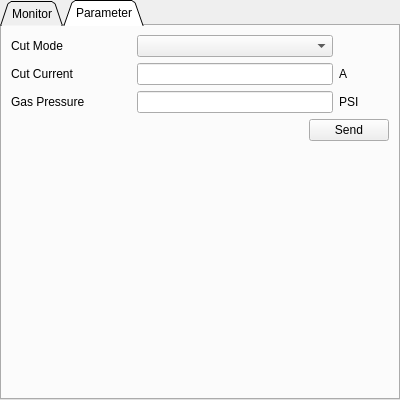
Before: the Qt Designer form src/MotionControl/Widgets/monitor/PPSMonitor/hyper/PowermaxMonitorWidget.ui in shizhan-shelly/MotionControl, drawn with Qt 5.
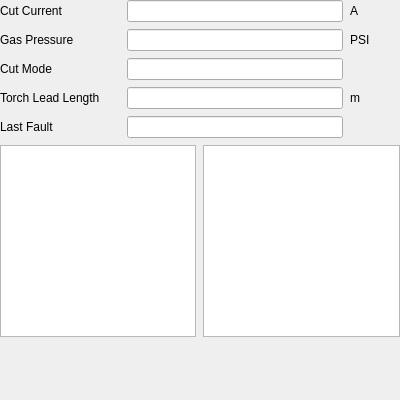
After: the same form once the commit is applied. The open tabs and pages were chosen to show the change.

Diff of the .ui file:
```diff
--- a/src/MotionControl/Widgets/monitor/PPSMonitor/hyper/PowermaxMonitorWidget.ui
+++ b/src/MotionControl/Widgets/monitor/PPSMonitor/hyper/PowermaxMonitorWidget.ui
@@ -13,31 +13,15 @@
   <property name="windowTitle">
    <string/>
   </property>
-  <layout class="QHBoxLayout" name="horizontalLayout_10">
+  <layout class="QVBoxLayout" name="verticalLayout">
    <property name="spacing">
-    <number>5</number>
+    <number>7</number>
    </property>
    <property name="margin">
     <number>0</number>
    </property>
    <item>
-    <widget class="QTabWidget" name="tab_">
-     <property name="tabPosition">
-      <enum>QTabWidget::North</enum>
-     </property>
-     <property name="tabShape">
-      <enum>QTabWidget::Triangular</enum>
-     </property>
-     <property name="currentIndex">
-      <number>0</number>
-     </property>
-     <widget class="QWidget" name="monitor_">
-      <attribute name="title">
-       <string>Monitor</string>
-      </attribute>
-      <layout class="QVBoxLayout" name="verticalLayout">
-       <item>
-        <layout class="QHBoxLayout" name="horizontalLayout_1">
+    <layout class="QHBoxLayout" name="horizontalLayout">
          <item>
           <widget class="QLabel" name="label">
            <property name="minimumSize">
@@ -253,178 +237,10 @@
          <property name="sizeHint" stdset="0">
           <size>
            <width>20</width>
-           <height>35</height>
+       <height>40</height>
           </size>
          </property>
         </spacer>
-       </item>
-      </layout>
-     </widget>
-     <widget class="QWidget" name="parameter_">
-      <attribute name="title">
-       <string>Parameter</string>
-      </attribute>
-      <layout class="QVBoxLayout" name="verticalLayout_2">
-       <item>
-        <layout class="QHBoxLayout" name="horizontalLayout_7">
-         <item>
-          <widget class="QLabel" name="label_13">
-           <property name="minimumSize">
-            <size>
-             <width>120</width>
-             <height>20</height>
-            </size>
-           </property>
-           <property name="text">
-            <string>Cut Mode</string>
-           </property>
-          </widget>
-         </item>
-         <item>
-          <widget class="QComboBox" name="cut_mode_set_">
-           <property name="sizePolicy">
-            <sizepolicy hsizetype="Expanding" vsizetype="Fixed">
-             <horstretch>0</horstretch>
-             <verstretch>0</verstretch>
-            </sizepolicy>
-           </property>
-          </widget>
-         </item>
-         <item>
-          <widget class="QLabel" name="label_14">
-           <property name="minimumSize">
-            <size>
-             <width>50</width>
-             <height>0</height>
-            </size>
-           </property>
-           <property name="text">
-            <string/>
-           </property>
-          </widget>
-         </item>
-        </layout>
-       </item>
-       <item>
-        <layout class="QHBoxLayout" name="horizontalLayout_8">
-         <item>
-          <widget class="QLabel" name="label_11">
-           <property name="minimumSize">
-            <size>
-             <width>120</width>
-             <height>20</height>
-            </size>
-           </property>
-           <property name="text">
-            <string>Cut Current</string>
-           </property>
-          </widget>
-         </item>
-         <item>
-          <widget class="QLineEdit" name="cut_current_set_">
-           <property name="enabled">
-            <bool>true</bool>
-           </property>
-           <property name="readOnly">
-            <bool>false</bool>
-           </property>
-          </widget>
-         </item>
-         <item>
-          <widget class="QLabel" name="label_12">
-           <property name="minimumSize">
-            <size>
-             <width>50</width>
-             <height>0</height>
-            </size>
-           </property>
-           <property name="text">
-            <string>A</string>
-           </property>
-           <property name="alignment">
-            <set>Qt::AlignLeading|Qt::AlignLeft|Qt::AlignVCenter</set>
-           </property>
-          </widget>
-         </item>
-        </layout>
-       </item>
-       <item>
-        <layout class="QHBoxLayout" name="horizontalLayout_9">
-         <item>
-          <widget class="QLabel" name="label_17">
-           <property name="minimumSize">
-            <size>
-             <width>120</width>
-             <height>20</height>
-            </size>
-           </property>
-           <property name="text">
-            <string>Gas Pressure</string>
-           </property>
-          </widget>
-         </item>
-         <item>
-          <widget class="QLineEdit" name="gas_pressure_set_">
-           <property name="readOnly">
-            <bool>true</bool>
-           </property>
-          </widget>
-         </item>
-         <item>
-          <widget class="QLabel" name="label_18">
-           <property name="minimumSize">
-            <size>
-             <width>50</width>
-             <height>0</height>
-            </size>
-           </property>
-           <property name="text">
-            <string>PSI</string>
-           </property>
-          </widget>
-         </item>
-        </layout>
-       </item>
-       <item>
-        <layout class="QHBoxLayout" name="horizontalLayout">
-         <item>
-          <spacer name="horizontalSpacer">
-           <property name="orientation">
-            <enum>Qt::Horizontal</enum>
-           </property>
-           <property name="sizeHint" stdset="0">
-            <size>
-             <width>40</width>
-             <height>20</height>
-            </size>
-           </property>
-          </spacer>
-         </item>
-         <item>
-          <widget class="QPushButton" name="send_btn_">
-           <property name="text">
-            <string>Send</string>
-           </property>
-          </widget>
-         </item>
-        </layout>
-       </item>
-       <item>
-        <spacer name="verticalSpacer_2">
-         <property name="orientation">
-          <enum>Qt::Vertical</enum>
-         </property>
-         <property name="sizeHint" stdset="0">
-          <size>
-           <width>20</width>
-           <height>285</height>
-          </size>
-         </property>
-        </spacer>
-       </item>
-      </layout>
-     </widget>
-    </widget>
    </item>
   </layout>
  </widget>
```
Lines whose indentation alone changed are shown as unchanged.
